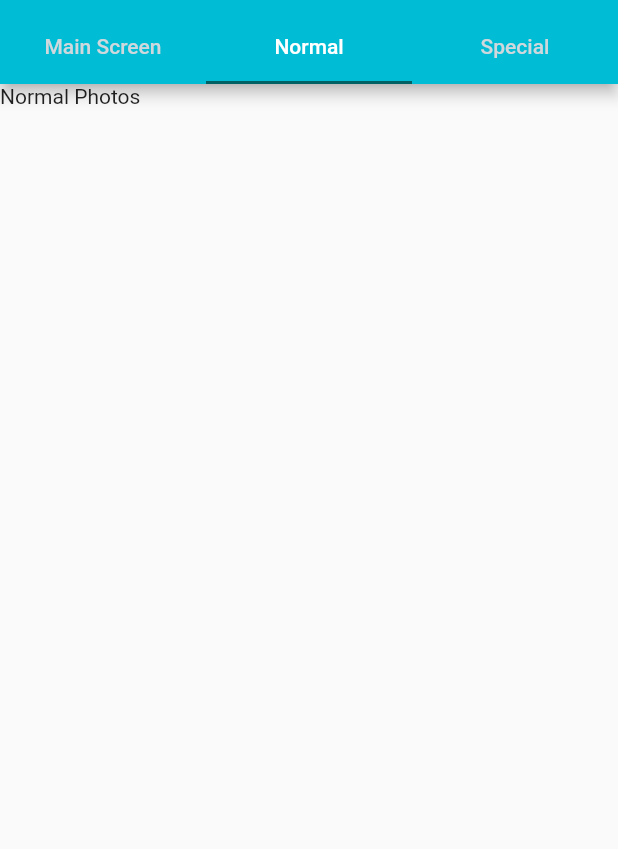
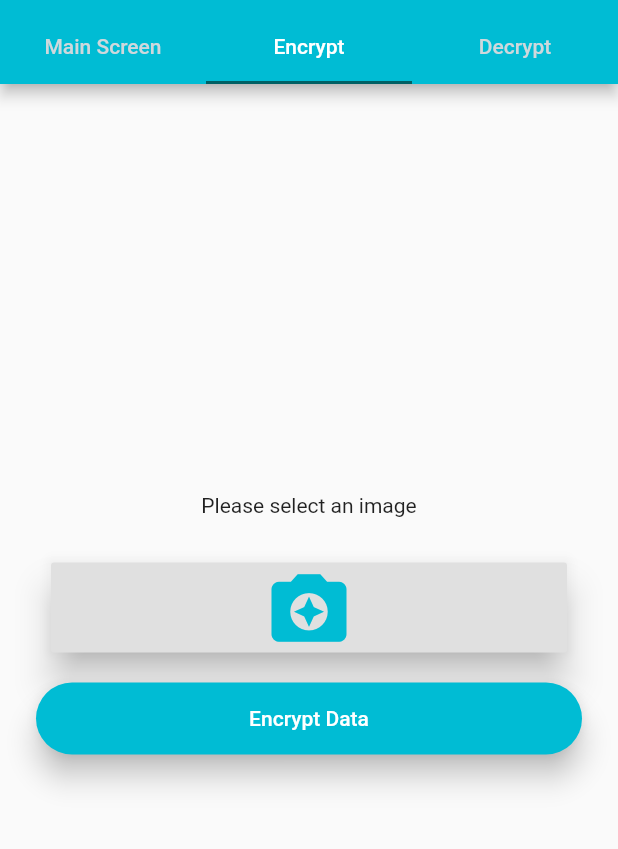
Before and after one commit to saeedahmadicp/stack-vault, a Flutter app: the screen it shows after launch, tab 2 chosen, on a phone screen of 412 x 824 dp, the part 72-921 px from its top. Run offline on Flutter 3.47's test engine with Material 2 defaults, Android fonts, the phone set to English and light mode, and no system bars; our stand-ins replace cloud_firestore, email_validator, file_picker, firebase_auth, image_picker, modal_progress_hud and 2 more; missing offline and left inert: aes_crypt; accounts and stored records are empty.

```diff
--- a/lib/components/press_button.dart
+++ b/lib/components/press_button.dart
@@ -9,7 +9,7 @@ class PressButton extends StatelessWidget {
   @override
   Widget build(BuildContext context) {
     return Material(
-      elevation: 5.0,
+      elevation: 8.0,
       color: Colors.cyan,
       borderRadius: BorderRadius.circular(30.0),
       child: MaterialButton(
--- a/lib/constants.dart
+++ b/lib/constants.dart
@@ -102,11 +102,11 @@ final kAppBarWithTabBar = AppBar(
         //icon: Icon(Icons.image),
       ),
       Tab(
-        text: 'Normal',
+        text: 'Encrypt',
         //icon: Icon(Icons.image),
       ),
       Tab(
-        text: 'Special',
+        text: 'Decrypt',
         //icon: Icon(Icons.image),
       ),
     ],
--- a/lib/screens/SignupScreen.dart
+++ b/lib/screens/SignupScreen.dart
@@ -1,7 +1,7 @@
 import 'package:flutter/material.dart';
 import 'loginScreen.dart';
-import 'package:online_testing_service/constants.dart';
-import 'package:online_testing_service/components/press_button.dart';
+import 'package:stack_vault/constants.dart';
+import 'package:stack_vault/components/press_button.dart';
 import 'package:string_validator/string_validator.dart';
 import 'package:email_validator/email_validator.dart';
 import 'package:modal_progress_hud/modal_progress_hud.dart';
--- /dev/null
+++ b/lib/screens/encrypt_screen.dart
@@ -0,0 +1,193 @@
+import 'package:flutter/material.dart';
+import 'package:path_provider/path_provider.dart';
+import 'package:stack_vault/constants.dart';
+import 'package:flutter/cupertino.dart';
+import 'package:stack_vault/components/press_button.dart';
+import 'package:modal_progress_hud/modal_progress_hud.dart';
+import 'package:image_picker/image_picker.dart';
+import 'package:path_provider/path_provider.dart';
+import 'package:file_picker/file_picker.dart';
+import 'dart:async';
+import 'dart:io';
+import 'package:stack_vault/components/encrypt_decrypt_functions.dart';
+
+String LoggedInUser;
+
+class EcryptScreen extends StatefulWidget {
+  @override
+  _EcryptScreenState createState() => _EcryptScreenState();
+}
+
+class _EcryptScreenState extends State<EcryptScreen> {
+  bool isSpining = false;
+  var imageFile;
+
+  Future<String> getDestinationPath() async {
+    Directory dir = await getApplicationDocumentsDirectory();
+    return dir.path;
+  }
+
+  void _openGallery(BuildContext context) async {
+    var picture = await ImagePicker.pickImage(source: ImageSource.gallery);
+    this.setState(() {
+      imageFile = picture;
+    });
+    Navigator.of(context).pop();
+  }
+
+  void _openCamera(BuildContext context) async {
+    var picture = await ImagePicker.pickImage(source: ImageSource.camera);
+    this.setState(() {
+      imageFile = picture;
+    });
+    Navigator.of(context).pop();
+  }
+
+  Widget _setImageView() {
+    if (imageFile != null) {
+      return Image.file(imageFile, width: 200, height: 200);
+    } else {
+      return Text("Please select an image");
+    }
+  }
+
+  Future<void> _showSelectionDialog(BuildContext context) {
+    return showDialog(
+        context: context,
+        builder: (BuildContext context) {
+          return AlertDialog(
+              title: Center(
+                child: Text("From where do you want to take the photo?"),
+              ),
+              content: SingleChildScrollView(
+                child: ListBody(
+                  children: <Widget>[
+                    GestureDetector(
+                      child: Text("Gallery"),
+                      onTap: () {
+                        _openGallery(context);
+                      },
+                    ),
+                    Padding(padding: EdgeInsets.all(8.0)),
+                    GestureDetector(
+                      child: Text("Camera"),
+                      onTap: () {
+                        _openCamera(context);
+                      },
+                    )
+                  ],
+                ),
+              ));
+        });
+  }
+
+  @override
+  Widget build(BuildContext context) {
+    return Scaffold(
+      body: Center(
+        child: ModalProgressHUD(
+          inAsyncCall: isSpining,
+          child: Padding(
+            padding: const EdgeInsets.symmetric(horizontal: 24.0),
+            child: Column(
+              mainAxisAlignment: MainAxisAlignment.center,
+              crossAxisAlignment: CrossAxisAlignment.center,
+              children: [
+                Column(
+                  crossAxisAlignment: CrossAxisAlignment.stretch,
+                  // mainAxisAlignment: MainAxisAlignment.center,
+                  children: [
+                    SizedBox(
+                      height: 10.0,
+                    ),
+                    Center(child: _setImageView()),
+                    SizedBox(
+                      height: 20.0,
+                    ),
+                    Padding(
+                      padding: const EdgeInsets.all(10.0),
+                      child: RaisedButton(
+                        elevation: 10,
+                        child: Icon(
+                          Icons.camera_enhance,
+                          color: Colors.cyan,
+                          size: 60,
+                        ),
+                        onPressed: () {
+                          _showSelectionDialog(context);
+                        },
+                      ),
+                    ),
+                    SizedBox(
+                      height: 10.0,
+                    ),
+                    PressButton(
+                      buttonTitle: 'Encrypt Data',
+                      onPressed: () async {
+                        String path = await getDestinationPath();
+                        EncryptFile(
+                            password: "Saeed",
+                            srcFilepath: imageFile,
+                            distFilepath: '${path}/encrypt/');
+                        print(imageFile);
+                      },
+                      // onPressed: () async {
+                      //   if (!_formKey.currentState.validate()) {
+                      //     _clearFields();
+                      //     return;
+                      //   }
+                      //   setState(() {
+                      //     isSpining = true;
+                      //   });
+                      //   _formKey.currentState.save();
+                      //   try {
+                      //     final user = await _auth.signInWithEmailAndPassword(
+                      //         email: _email.trim(), password: _password);
+                      //     if (user != null) {
+                      //       LoggedInUser = _email;
+                      //       Navigator.push(
+                      //           context,
+                      //           MaterialPageRoute(
+                      //               builder: (context) =>
+                      //                   GalleryMainScreen()));
+                      //     }
+                      //   } catch (e) {
+                      //     Alert(
+                      //       context: context,
+                      //       title: "Log In",
+                      //       desc:
+                      //       "Either the Email or Password is Incorrect!",
+                      //       buttons: [
+                      //         DialogButton(
+                      //           child: Text(
+                      //             "OKAY",
+                      //             style: TextStyle(
+                      //                 color: Colors.white, fontSize: 20),
+                      //           ),
+                      //           onPressed: () => Navigator.pop(context),
+                      //           width: 120,
+                      //           color: Colors.cyan,
+                      //         )
+                      //       ],
+                      //     ).show();
+                      //   }
+                      //   setState(() {
+                      //     isSpining = false;
+                      //   });
+                      //
+                      //   _clearFields();
+                      // },
+                    ),
+                  ],
+                ),
+                SizedBox(
+                  height: 10.0,
+                ),
+              ],
+            ),
+          ),
+        ),
+      ),
+    );
+  }
+}
--- a/lib/screens/gallary_main_screen.dart
+++ b/lib/screens/gallary_main_screen.dart
@@ -1,5 +1,7 @@
 import 'package:flutter/material.dart';
-import 'package:online_testing_service/constants.dart';
+import 'package:stack_vault/constants.dart';
+import 'package:stack_vault/screens/decrypt_screen.dart';
+import 'encrypt_screen.dart';
 
 class GalleryMainScreen extends StatefulWidget {
   @override
@@ -18,8 +20,8 @@ class _GalleryMainScreenState extends State<GalleryMainScreen> {
             Text(
               'Main Gallery Images',
             ),
-            Text('Normal Photos'),
-            Text('Special Photos'),
+            EcryptScreen(),
+            DecryptScreen(),
           ],
         ),
       ),
--- a/lib/screens/loginScreen.dart
+++ b/lib/screens/loginScreen.dart
@@ -1,8 +1,8 @@
 import 'package:flutter/cupertino.dart';
 import 'package:flutter/material.dart';
 import 'SignupScreen.dart';
-import 'package:online_testing_service/constants.dart';
-import 'package:online_testing_service/components/press_button.dart';
+import 'package:stack_vault/constants.dart';
+import 'package:stack_vault/components/press_button.dart';
 import 'package:email_validator/email_validator.dart';
 import 'package:modal_progress_hud/modal_progress_hud.dart';
 import 'package:rflutter_alert/rflutter_alert.dart';
```
Also changed, not shown: lib/components/encrypt_decrypt_functions.dart (added, +40 -0 lines), lib/components/selection_dailog.dart (added, +124 -0 lines), lib/main.dart (+5 -2 lines), lib/screens/decrypt_screen.dart (added, +119 -0 lines), pubspec.yaml (+7 -2 lines), pubspec.lock, 2 other files.
